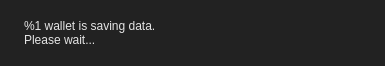
This is src/gui/ui/exitwidget.ui in ConcealNetwork/conceal-desktop as Qt 5 draws it before an edit. The edited form follows.
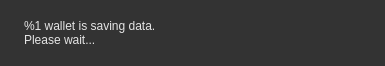
This is the edited form.

Patch:
```diff
--- a/src/gui/ui/exitwidget.ui
+++ b/src/gui/ui/exitwidget.ui
@@ -14,7 +14,7 @@
    <string>Saving data</string>
   </property>
   <property name="styleSheet">
-   <string notr="true">background-color: #222;
+   <string notr="true">background-color: #333;
 color: #e5e5e5;
 border: 0px;</string>
   </property>
```
